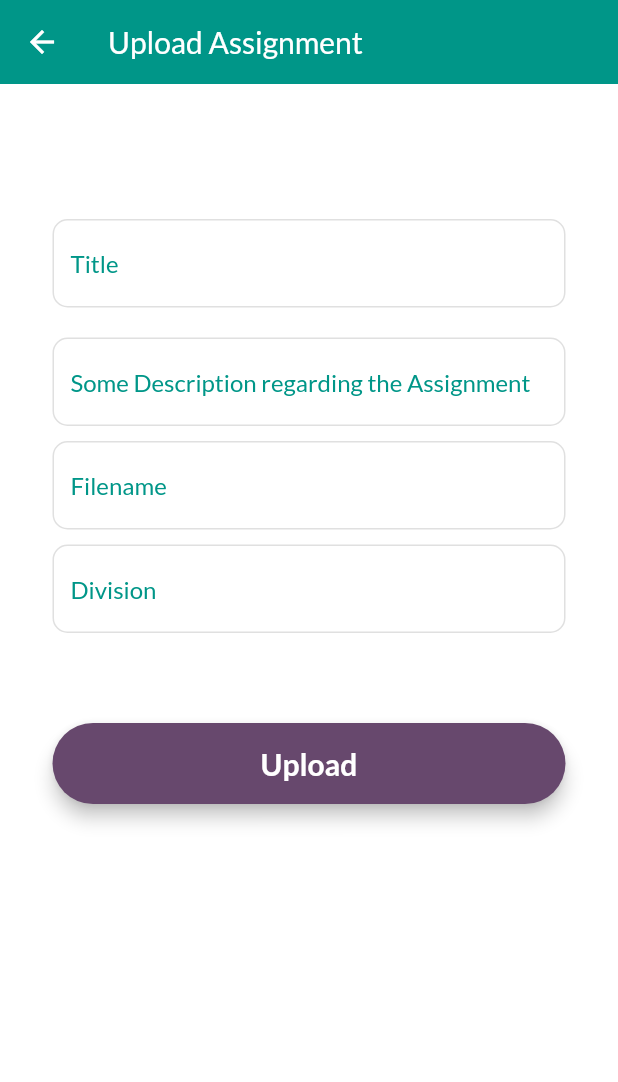
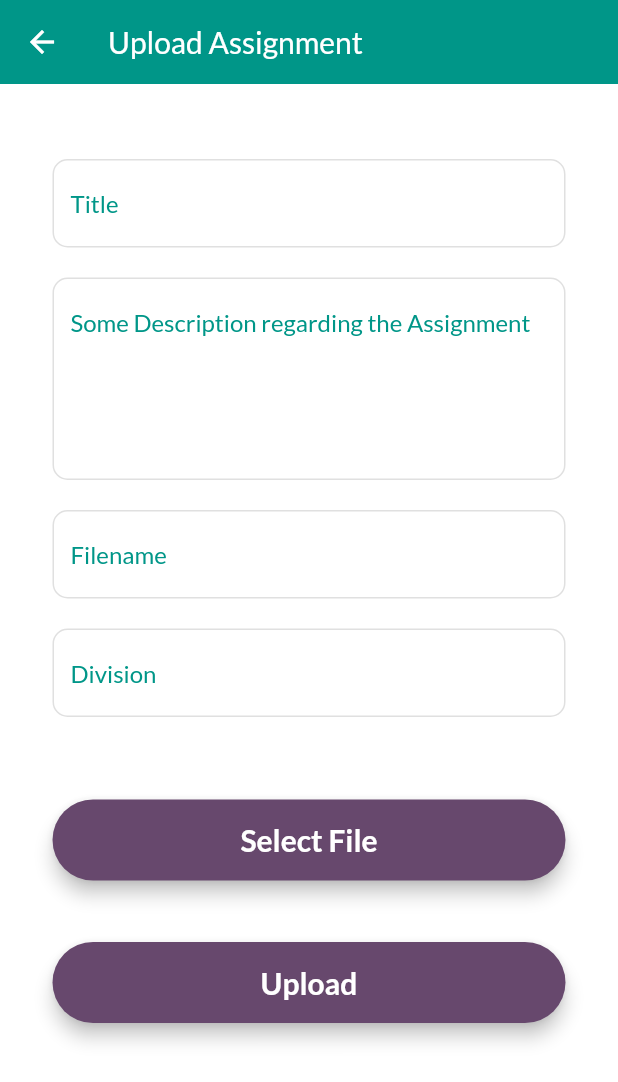
Before and after one commit to sitaitani/30DaysOfFlutter, a Flutter app: the teacherhomeworkprovide screen opened directly, on a phone screen of 412 x 824 dp. Shown: the top 1082 px of the screen. Run offline on Flutter 3.47's test engine with Material 2 defaults, Android fonts, the phone set to English and light mode, and no system bars; our stand-ins replace cloud_firestore, file_picker, firebase_auth, firebase_core, firebase_database, firebase_messaging and 6 more; missing offline and left inert: syncfusion_flutter_pdf, syncfusion_flutter_pdfviewer; accounts and stored records are empty.

Commit message:
Added day 10

```diff
--- a/lib/teacherhomeworkhistory.dart
+++ b/lib/teacherhomeworkhistory.dart
@@ -65,8 +65,8 @@ class _teacherhomeworkhistoryState extends State<teacherhomeworkhistory> {
                   child: MaterialButton(
                       minWidth: MediaQuery.of(context).size.width,
                       onPressed: () {
-                        Navigator.of(context).push(
-                    MaterialPageRoute(builder: (context) => teacherhomeworkprovide()));
+                        Navigator.of(context).push(MaterialPageRoute(
+                            builder: (context) => teacherhomeworkprovide()));
                       },
 
                       // },
@@ -74,7 +74,7 @@ class _teacherhomeworkhistoryState extends State<teacherhomeworkhistory> {
                         "Add Assignment",
                         textAlign: TextAlign.center,
                         style: TextStyle(
-                            fontSize: 20,
+                            fontSize: 27,
                             color: Colors.white,
                             fontWeight: FontWeight.bold),
                       )),
--- a/lib/widgets/teacherhomeworkprovide.dart
+++ b/lib/widgets/teacherhomeworkprovide.dart
@@ -1,3 +1,4 @@
+import 'package:file_picker/file_picker.dart';
 import 'package:flutter/material.dart';
 
 class teacherhomeworkprovide extends StatefulWidget {
@@ -35,7 +36,7 @@ class _teacherhomeworkprovideState extends State<teacherhomeworkprovide> {
             ),
             SingleChildScrollView(
               child: Container(
-                padding: EdgeInsets.only(top: 90),
+                padding: EdgeInsets.only(top: 50),
                 //top: MediaQuery.of(context).size.height * 0.20),
                 child: Column(
                   crossAxisAlignment: CrossAxisAlignment.start,
@@ -68,6 +69,8 @@ class _teacherhomeworkprovideState extends State<teacherhomeworkprovide> {
                             height: 20,
                           ),
                           TextFormField(
+                            minLines: 5,
+                            maxLines: 6,
                             style: TextStyle(color: Colors.black),
                             decoration: InputDecoration(
                                 enabledBorder: OutlineInputBorder(
@@ -90,7 +93,7 @@ class _teacherhomeworkprovideState extends State<teacherhomeworkprovide> {
                                 )),
                           ),
                           SizedBox(
-                            height: 10,
+                            height: 20,
                           ),
                           TextFormField(
                             style: TextStyle(color: Colors.black),
@@ -114,7 +117,7 @@ class _teacherhomeworkprovideState extends State<teacherhomeworkprovide> {
                                 )),
                           ),
                           SizedBox(
-                            height: 10,
+                            height: 20,
                           ),
                           TextFormField(
                             style: TextStyle(color: Colors.black),
@@ -139,10 +142,35 @@ class _teacherhomeworkprovideState extends State<teacherhomeworkprovide> {
                                 )),
                           ),
                           new Padding(
+                            padding: const EdgeInsets.only(top: 35.0),
+                          ),
+                          SizedBox(
+                            height: 20,
+                          ),
+                          Material(
+                            elevation: 5,
+                            borderRadius: BorderRadius.circular(30),
+                            color: Color.fromARGB(255, 103, 72, 109),
+                            child: MaterialButton(
+                                padding: EdgeInsets.fromLTRB(20, 15, 20, 15),
+                                minWidth: MediaQuery.of(context).size.width,
+                                onPressed: () {
+                                  getPdfAndUpload(1);
+                                },
+                                child: Text(
+                                  "Select File",
+                                  textAlign: TextAlign.center,
+                                  style: TextStyle(
+                                      fontSize: 20,
+                                      color: Colors.white,
+                                      fontWeight: FontWeight.bold),
+                                )),
+                          ),
+                          new Padding(
                             padding: const EdgeInsets.only(top: 40.0),
                           ),
                           SizedBox(
-                            height: 20,
+                            height: 1,
                           ),
                           Material(
                             elevation: 5,
@@ -177,3 +205,10 @@ class _teacherhomeworkprovideState extends State<teacherhomeworkprovide> {
     );
   }
 }
+
+Future getPdfAndUpload(int position) async {
+  FilePickerResult? result = await FilePicker.platform.pickFiles(
+    type: FileType.custom,
+    allowedExtensions: ['jpg', 'pdf', 'doc'],
+  );
+}
```
Also changed, not shown: pubspec.lock, 1 other file.
